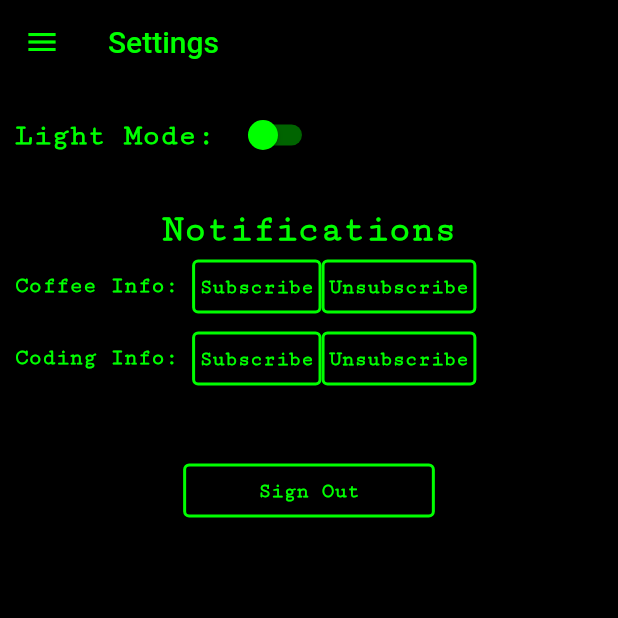
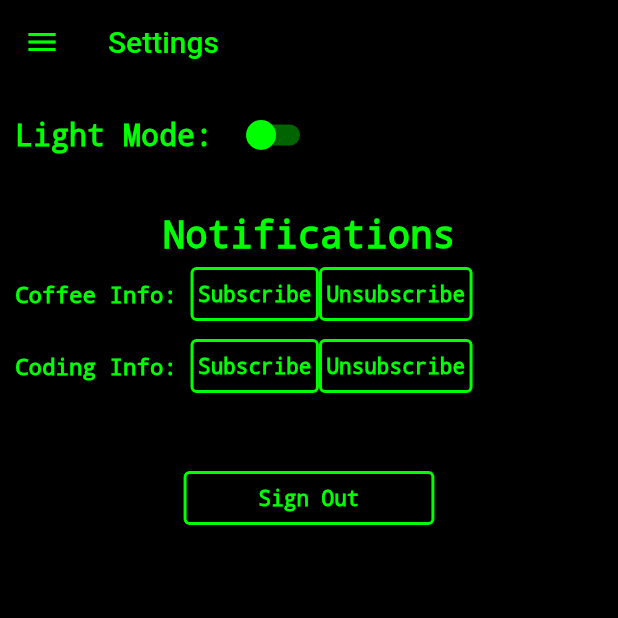
Before and after one commit to krmellott/coffeeCode, a Flutter app: the SettingsPage screen opened directly, on a phone screen of 412 x 824 dp, the top half of it. Run offline on Flutter 3.47's test engine with Material 2 defaults, Android fonts, the phone set to English and light mode, and no system bars; our stand-ins replace cloud_firestore, firebase_auth, firebase_core, firebase_messaging, youtube_player_flutter; accounts and stored records are empty.

Commit message:
font update and reduced padding on coffee time to reduce overflow

```diff
--- a/lib/pages/coffee_coffee_page.dart
+++ b/lib/pages/coffee_coffee_page.dart
@@ -34,7 +34,7 @@ class _CoffeePage extends State<CoffeePage> {
                       child: Text('Choose a coffee type',
                           style: TextStyle(
                             color: theme.textColor,
-                            fontFamily: 'CutiveMono',
+                            fontFamily: 'DroidSansMono',
                           )),
                     ),
                   ]
@@ -46,7 +46,7 @@ class _CoffeePage extends State<CoffeePage> {
                             hint: const Text('Choose a Time'),
                             style: TextStyle(
                                 color: theme.textColor,
-                                fontFamily: 'CutiveMono'),
+                                fontFamily: 'DroidSansMono'),
                             dropdownColor: theme.backgroundColor,
                             icon: Icon(
                               Icons.arrow_drop_down,
@@ -123,7 +123,7 @@ class _CoffeePage extends State<CoffeePage> {
 
               style: TextStyle(
                   color: theme.textColor,
-                  fontFamily: 'CutiveMono'),
+                  fontFamily: 'DroidSansMono'),
             ),
             ),
           margin:
--- a/lib/pages/settings_page.dart
+++ b/lib/pages/settings_page.dart
@@ -47,7 +47,7 @@ class _SettingsPage extends State<SettingsPage> {
                                       color: theme.textColor,
                                       fontSize: 20.0,
                                       fontWeight: FontWeight.bold,
-                                      fontFamily: 'CutiveMono')
+                                      fontFamily: 'DroidSansMono')
                               ),
 
                               Switch(
@@ -75,7 +75,7 @@ class _SettingsPage extends State<SettingsPage> {
                                           color: theme.textColor,
                                           fontSize: 25.0,
                                           fontWeight: FontWeight.bold,
-                                          fontFamily: 'CutiveMono')
+                                          fontFamily: 'DroidSansMono')
                                   ),
 
                                   Row(
@@ -85,7 +85,7 @@ class _SettingsPage extends State<SettingsPage> {
                                                 color: theme.textColor,
                                                 fontSize: 15.0,
                                                 fontWeight: FontWeight.bold,
-                                                fontFamily: 'CutiveMono')
+                                                fontFamily: 'DroidSansMono')
                                         ),
 
                                         OutlinedButton(
@@ -99,7 +99,7 @@ class _SettingsPage extends State<SettingsPage> {
                                             await FirebaseMessaging.instance.subscribeToTopic("coffee");
                                           },
                                           //backgroundColor: Colors.green,
-                                          child: Text('Subscribe', style: TextStyle(fontWeight: FontWeight.bold, color: theme.textColor, fontFamily: 'CutiveMono')),
+                                          child: Text('Subscribe', style: TextStyle(fontWeight: FontWeight.bold, color: theme.textColor, fontFamily: 'DroidSansMono')),
                                         ),
 
                                         OutlinedButton(
@@ -113,7 +113,7 @@ class _SettingsPage extends State<SettingsPage> {
                                             await FirebaseMessaging.instance.unsubscribeFromTopic("coffee");
                                           },
                                           //backgroundColor: Colors.green,
-                                          child: Text('Unsubscribe', style: TextStyle(fontWeight: FontWeight.bold, color: theme.textColor, fontFamily: 'CutiveMono')),
+                                          child: Text('Unsubscribe', style: TextStyle(fontWeight: FontWeight.bold, color: theme.textColor, fontFamily: 'DroidSansMono')),
                                         )
                                       ]
                                   ),
@@ -125,7 +125,7 @@ class _SettingsPage extends State<SettingsPage> {
                                                 color: theme.textColor,
                                                 fontSize: 15.0,
                                                 fontWeight: FontWeight.bold,
-                                                fontFamily: 'CutiveMono')
+                                                fontFamily: 'DroidSansMono')
                                         ),
 
                                         OutlinedButton(
@@ -139,7 +139,7 @@ class _SettingsPage extends State<SettingsPage> {
                                             await FirebaseMessaging.instance.subscribeToTopic("code");
                                           },
                                           //backgroundColor: Colors.green,
-                                          child: Text('Subscribe', style: TextStyle(fontWeight: FontWeight.bold, color: theme.textColor, fontFamily: 'CutiveMono')),
+                                          child: Text('Subscribe', style: TextStyle(fontWeight: FontWeight.bold, color: theme.textColor, fontFamily: 'DroidSansMono')),
                                         ),
 
                                         OutlinedButton(
@@ -153,7 +153,7 @@ class _SettingsPage extends State<SettingsPage> {
                                             await FirebaseMessaging.instance.unsubscribeFromTopic("code");
                                           },
                                           //backgroundColor: Colors.green,
-                                          child: Text('Unsubscribe', style: TextStyle(fontWeight: FontWeight.bold, color: theme.textColor, fontFamily: 'CutiveMono')),
+                                          child: Text('Unsubscribe', style: TextStyle(fontWeight: FontWeight.bold, color: theme.textColor, fontFamily: 'DroidSansMono')),
                                         )
 
 
@@ -174,7 +174,7 @@ class _SettingsPage extends State<SettingsPage> {
                             Navigator.pushNamedAndRemoveUntil(context, '/', (_) => false);
                           },
                           //backgroundColor: Colors.green,
-                          child: Text('Sign Out', style: TextStyle(fontWeight: FontWeight.bold, color: theme.textColor, fontFamily: 'CutiveMono')),
+                          child: Text('Sign Out', style: TextStyle(fontWeight: FontWeight.bold, color: theme.textColor, fontFamily: 'DroidSansMono')),
                         )
 
                       ]
--- a/pubspec.yaml
+++ b/pubspec.yaml
@@ -73,9 +73,9 @@ flutter:
     - family: BrokenConsole
       fonts:
         - asset: ./assets/BrokenConsoleBold-Yza7v.ttf
-    - family: CutiveMono
+    - family: DroidSansMono
       fonts:
-        - asset: ./assets/CutiveMono-Regular.ttf
+        - asset: assets/DroidSansMono.ttf
 
   # To add assets to your application, add an assets section, like this:
   # assets:
```
Also changed, not shown: lib/pages/coffee_time_page.dart (+12 -10 lines), assets/DroidSansMono.ttf (added).
